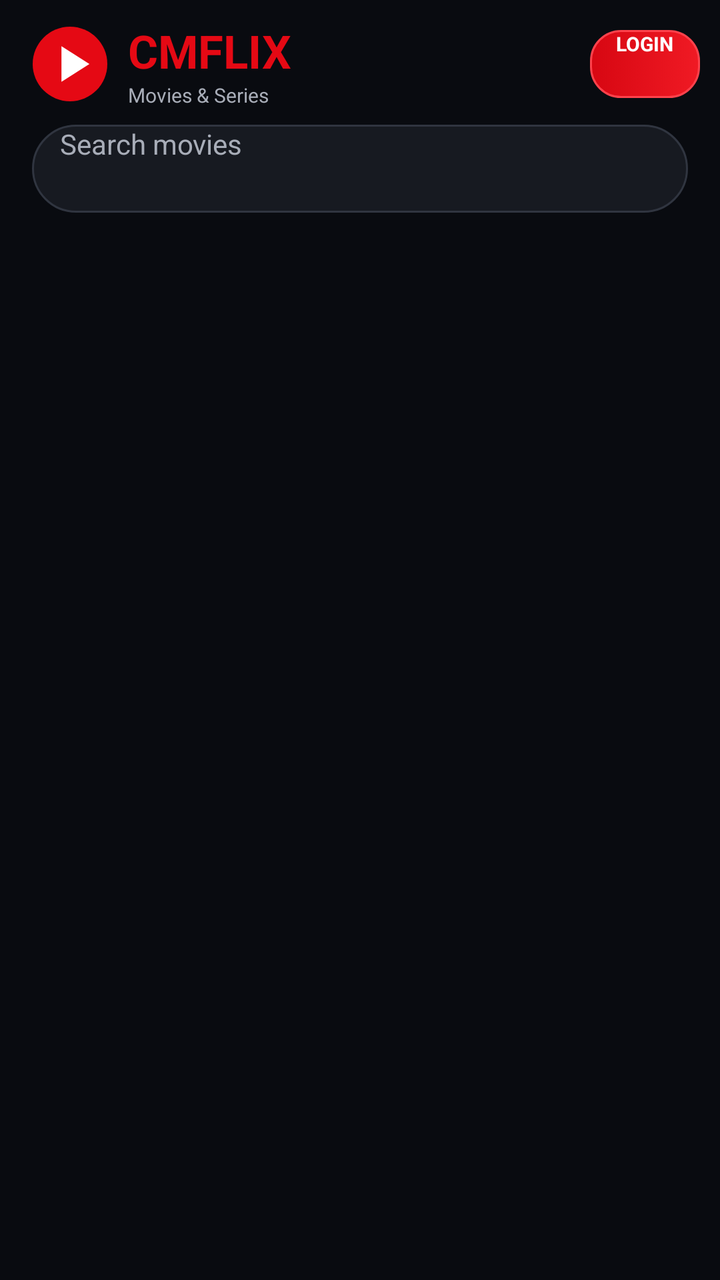
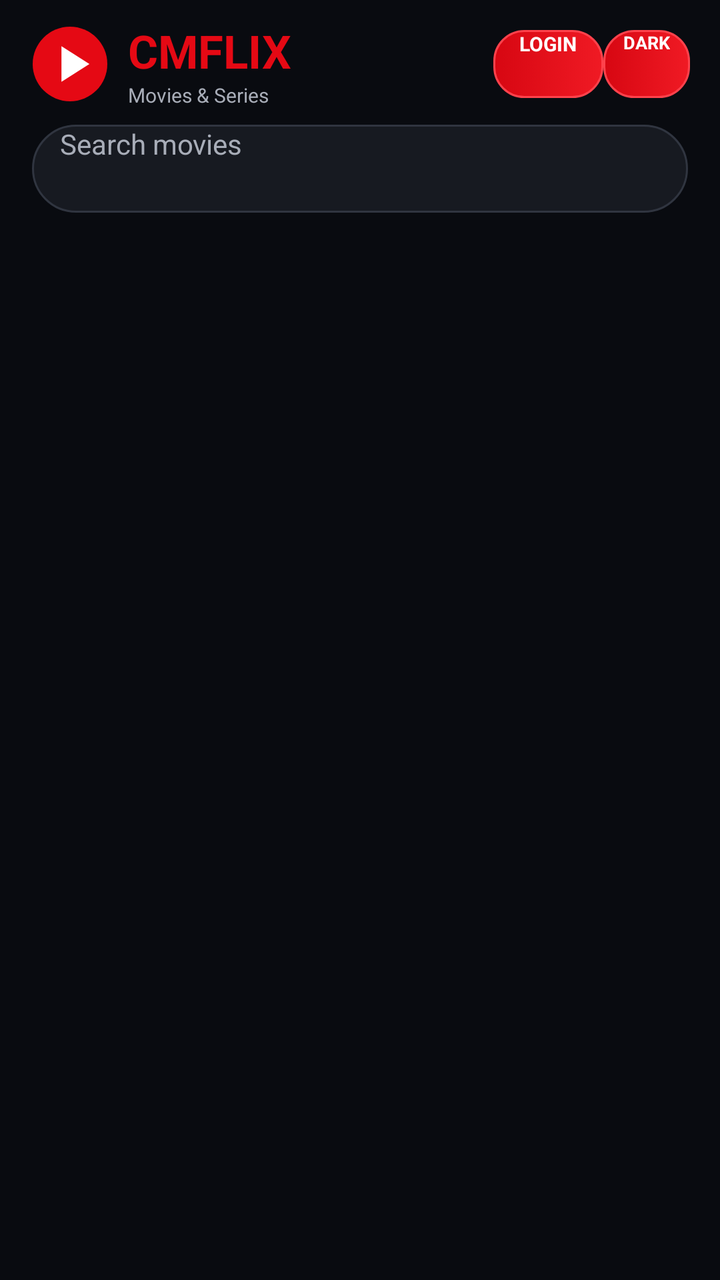

Before-and-after screenshots of an Android layout around one commit, followed by the original layout XML and the change that was made.
<!-- AndroidManifest.xml: activity theme Theme.CMFLIXNative.Starting -->
<!-- res/layout/activity_main.xml -->
<?xml version="1.0" encoding="utf-8"?>
<LinearLayout
    xmlns:android="http://schemas.android.com/apk/res/android"
    android:layout_width="match_parent"
    android:layout_height="match_parent"
    android:background="@color/dark_bg"
    android:orientation="vertical">

    <LinearLayout
        android:layout_width="match_parent"
        android:layout_height="wrap_content"
        android:gravity="center_vertical"
        android:orientation="horizontal"
        android:paddingStart="14dp"
        android:paddingTop="10dp"
        android:paddingEnd="10dp"
        android:paddingBottom="8dp">

        <ImageView
            android:layout_width="42dp"
            android:layout_height="42dp"
            android:contentDescription="@string/app_name"
            android:src="@drawable/ic_cmflix_logo" />

        <LinearLayout
            android:layout_width="0dp"
            android:layout_height="wrap_content"
            android:layout_marginStart="8dp"
            android:layout_weight="1"
            android:orientation="vertical">

            <TextView
                android:id="@+id/titleText"
                android:layout_width="wrap_content"
                android:layout_height="wrap_content"
                android:text="CMFLIX"
                android:textColor="@color/brand_red"
                android:textSize="23sp"
                android:textStyle="bold" />

            <TextView
                android:layout_width="wrap_content"
                android:layout_height="wrap_content"
                android:text="Movies &amp; Series"
                android:textColor="@color/gray_text"
                android:textSize="10sp" />

        </LinearLayout>

        <Button
    android:id="@+id/accountButton"
    android:layout_width="wrap_content"
    android:layout_height="34dp"
    android:background="@drawable/account_badge_bg"
    android:backgroundTint="@null"
    android:minHeight="0dp"
    android:minWidth="0dp"
    android:paddingStart="13dp"
    android:paddingEnd="13dp"
    android:text="LOGIN"
    android:textAllCaps="false"
    android:textColor="@color/white"
    android:textSize="10sp"
    android:textStyle="bold" />


        <Button
    android:id="@+id/premiumButton"
    android:layout_width="wrap_content"
    android:layout_height="30dp"
    android:layout_marginStart="5dp"
    android:background="@drawable/vip_badge_bg"
    android:clickable="true"
    android:focusable="true"
    android:minHeight="0dp"
    android:minWidth="0dp"
    android:paddingStart="8dp"
    android:paddingEnd="8dp"
    android:text="P-0Day"
    android:textAllCaps="false"
    android:textColor="#FFF4C5"
    android:textSize="9sp"
    android:textStyle="bold"
    android:visibility="gone" />


    </LinearLayout>

    <EditText
    android:id="@+id/searchInput"
    android:layout_width="match_parent"
    android:layout_height="44dp"
    android:layout_marginStart="16dp"
    android:layout_marginEnd="16dp"
    android:layout_marginBottom="6dp"
    android:background="@drawable/search_bg"
    android:hint="Search movies"
    android:imeOptions="actionSearch"
    android:inputType="text"
    android:maxLength="50"
    android:maxLines="1"
    android:paddingStart="14dp"
    android:paddingEnd="14dp"
    android:singleLine="true"
    android:textColor="@color/white"
    android:textColorHint="@color/gray_text"
    android:textSize="14sp" />


    <LinearLayout
    android:id="@+id/categoryBar"
    android:layout_width="match_parent"
    android:layout_height="wrap_content"
    android:gravity="center"
    android:orientation="horizontal"
    android:paddingStart="10dp"
    android:paddingTop="5dp"
    android:paddingEnd="10dp"
    android:paddingBottom="10dp" />


    <FrameLayout
        android:layout_width="match_parent"
        android:layout_height="0dp"
        android:layout_weight="1">

        <androidx.recyclerview.widget.RecyclerView
            android:id="@+id/recycler"
            android:layout_width="match_parent"
            android:layout_height="match_parent"
            android:clipToPadding="false"
            android:overScrollMode="never"
            android:paddingStart="7dp"
            android:paddingTop="2dp"
            android:paddingEnd="7dp"
            android:paddingBottom="24dp"
            android:scrollbars="none" />

        <TextView
            android:id="@+id/errorText"
            android:layout_width="match_parent"
            android:layout_height="wrap_content"
            android:layout_gravity="center"
            android:gravity="center"
            android:padding="24dp"
            android:textColor="@color/gray_text"
            android:textSize="14sp"
            android:visibility="gone" />

        <ProgressBar
            android:id="@+id/progress"
            android:layout_width="44dp"
            android:layout_height="44dp"
            android:layout_gravity="bottom|center_horizontal"
            android:layout_marginBottom="18dp"
            android:visibility="gone" />

    </FrameLayout>

</LinearLayout>
<!-- resources referenced by this layout -->
<resources>
  <color name="brand_red">#E50914</color>
  <color name="dark_bg">#090B10</color>
  <color name="gray_text">#A8ADB8</color>
  <color name="white">#FFFFFF</color>
  <!-- drawable account_badge_bg (drawable) -->
  <?xml version="1.0" encoding="utf-8"?>
  <selector
      xmlns:android="http://schemas.android.com/apk/res/android">
  
      <item android:state_pressed="true">
          <shape android:shape="rectangle">
  
              <gradient
                  android:angle="0"
                  android:startColor="#B80610"
                  android:endColor="#D10A14" />
  
              <corners android:radius="15dp" />
  
              <stroke
                  android:width="1dp"
                  android:color="#FF5A62" />
  
          </shape>
      </item>
  
      <item>
          <shape android:shape="rectangle">
  
              <gradient
                  android:angle="0"
                  android:startColor="#D70712"
                  android:endColor="#F01A24" />
  
              <corners android:radius="15dp" />
  
              <stroke
                  android:width="1dp"
                  android:color="#FF424C" />
  
          </shape>
      </item>
  
  </selector>
  <!-- drawable ic_cmflix_logo (drawable) -->
  <?xml version="1.0" encoding="utf-8"?>
  <vector
      xmlns:android="http://schemas.android.com/apk/res/android"
      android:width="108dp"
      android:height="108dp"
      android:viewportWidth="108"
      android:viewportHeight="108">
  
      <path
          android:fillColor="#E50914"
          android:pathData="M54,6A48,48 0,1 0,54 102A48,48 0,1 0,54 6" />
  
      <path
          android:fillColor="#FFFFFF"
          android:pathData="M43,31 L43,77 L79,54 Z" />
  
  </vector>
  <!-- drawable search_bg (drawable) -->
  <?xml version="1.0" encoding="utf-8"?>
  <shape
      xmlns:android="http://schemas.android.com/apk/res/android"
      android:shape="rectangle">
  
      <solid android:color="#171A21" />
  
      <corners android:radius="22dp" />
  
      <stroke
          android:width="1dp"
          android:color="#303540" />
  
  </shape>
  <!-- drawable vip_badge_bg (drawable) -->
  <?xml version="1.0" encoding="utf-8"?>
  <shape
      xmlns:android="http://schemas.android.com/apk/res/android"
      android:shape="rectangle">
  
      <gradient
          android:angle="0"
          android:startColor="#E50914"
          android:endColor="#FF4B2B" />
  
      <corners android:radius="20dp" />
  
      <stroke
          android:width="1dp"
          android:color="#99FFFFFF" />
  
  </shape>
  <string name="app_name">CMFLIX</string>
  <style name="Theme.CMFLIXNative.Starting" parent="Theme.SplashScreen">
  
          <item name="windowSplashScreenBackground">
              @color/dark_bg
          </item>
  
          <item name="windowSplashScreenAnimatedIcon">
              @drawable/ic_cmflix_logo
          </item>
  
          <item name="windowSplashScreenIconBackgroundColor">
              @color/dark_bg
          </item>
  
          <item name="postSplashScreenTheme">
              @style/Theme.CMFLIXNative
          </item>
      </style>
  <style name="Theme.CMFLIXNative" parent="Theme.AppCompat.DayNight.NoActionBar">
  
          <item name="android:fontFamily">sans</item>
          <item name="android:windowActionModeOverlay">true</item>
          <item name="android:colorAccent">@color/white</item>
          <item name="android:navigationBarColor">@color/black</item>
          <item name="android:statusBarColor">@color/black</item>
          <item name="android:windowLightStatusBar">false</item>
          <item name="android:windowBackground">@color/dark_bg</item>
      </style>
  <color name="black">#000000</color>
</resources>

<!-- the commit's change to res/layout/activity_main.xml (unified diff, before → after) -->
@@ -63,7 +63,23 @@
     android:textSize="10sp"
     android:textStyle="bold" />
 
+<Button
+    android:id="@+id/themeButton"
+    android:layout_width="wrap_content"
+    android:layout_height="34dp"
+    android:layout_marginEnd="5dp"
+    android:background="@drawable/account_badge_bg"
+    android:minHeight="0dp"
+    android:minWidth="0dp"
+    android:paddingStart="10dp"
+    android:paddingEnd="10dp"
+    android:text="DARK"
+    android:textAllCaps="false"
+    android:textColor="@color/white"
+    android:textSize="9sp"
+    android:textStyle="bold" />
 
+        
         <Button
     android:id="@+id/premiumButton"
     android:layout_width="wrap_content"
